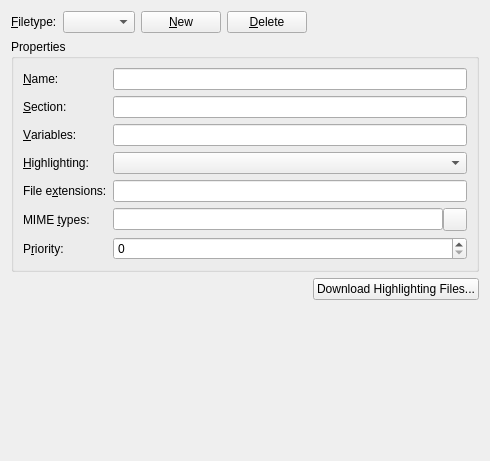
This is part/dialogs/filetypeconfigwidget.ui in KDE/kate as Qt 5 draws it before an edit. The edited form follows.
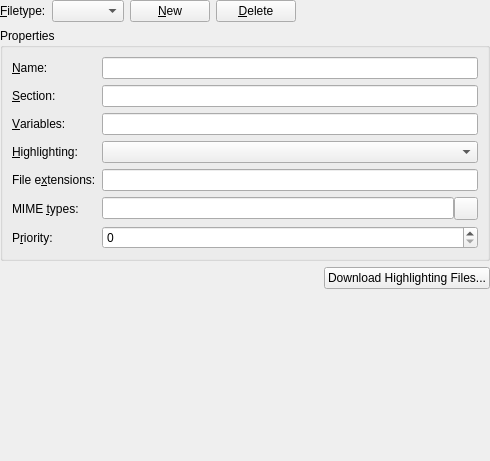
This is the edited form.

Commit message: low hanging fruit: remove margins ;)

Diff of the .ui file:
```diff
--- a/part/dialogs/filetypeconfigwidget.ui
+++ b/part/dialogs/filetypeconfigwidget.ui
@@ -10,6 +10,18 @@
    </rect>
   </property>
   <layout class="QVBoxLayout" >
+   <property name="leftMargin" >
+    <number>0</number>
+   </property>
+   <property name="topMargin" >
+    <number>0</number>
+   </property>
+   <property name="rightMargin" >
+    <number>0</number>
+   </property>
+   <property name="bottomMargin" >
+    <number>0</number>
+   </property>
    <item>
     <layout class="QHBoxLayout" >
      <item>
```
The commit also changes 1 other file.
